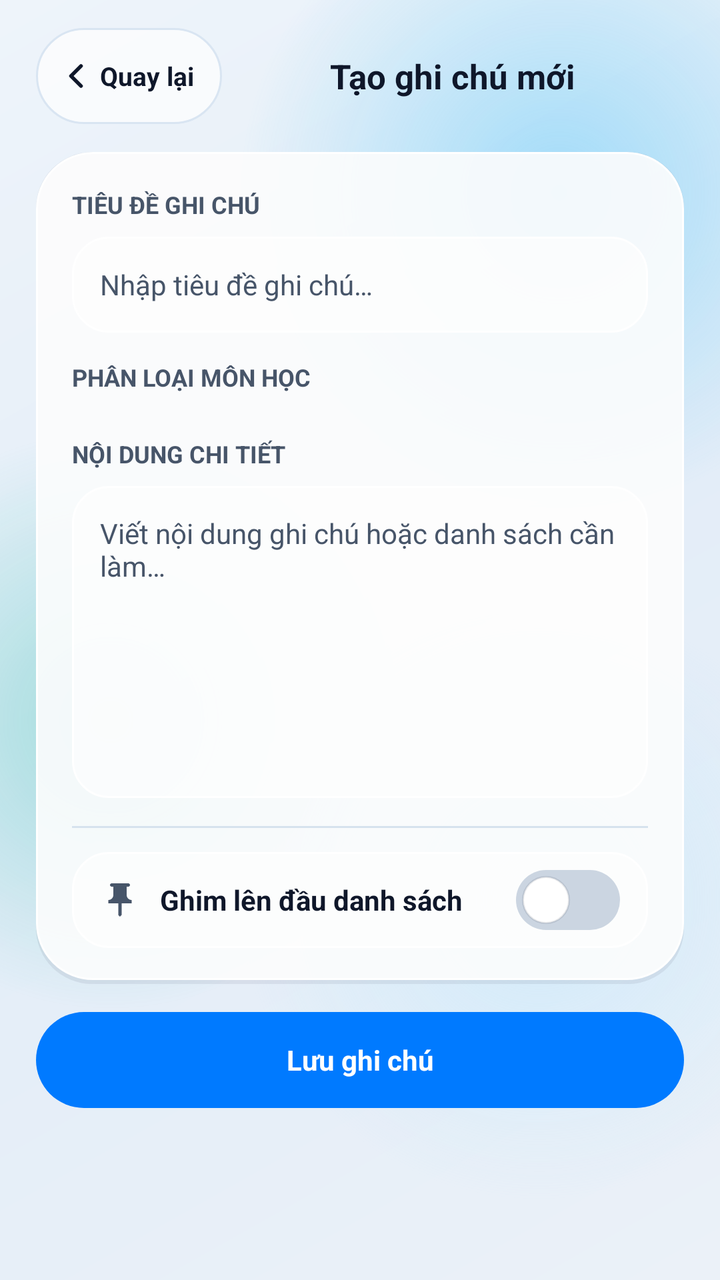
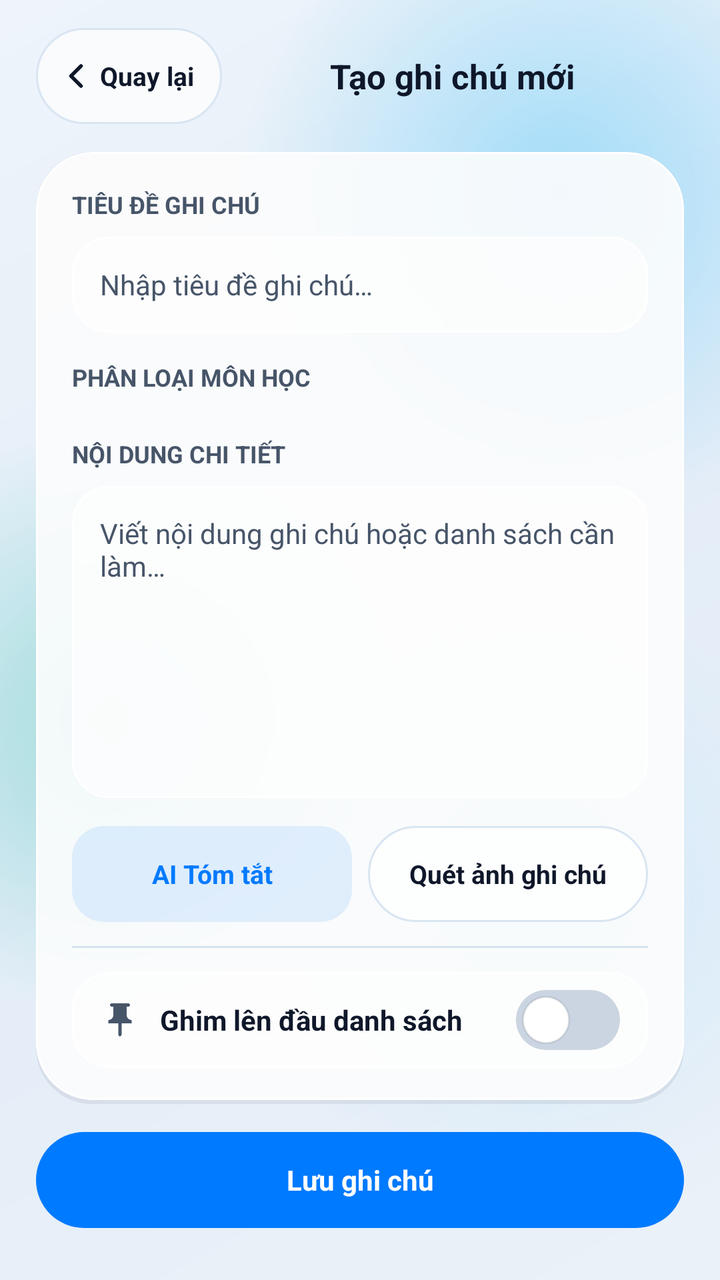

Screens rendered from an Android XML layout before and after an edit, with the pre-edit source and the edit as a unified diff.
<!-- AndroidManifest.xml: activity theme Theme.PocketKit -->
<!-- res/layout/activity_note_editor.xml -->
<?xml version="1.0" encoding="utf-8"?>
<FrameLayout xmlns:android="http://schemas.android.com/apk/res/android"
    xmlns:app="http://schemas.android.com/apk/res-auto"
    android:id="@+id/editorRoot"
    android:layout_width="match_parent"
    android:layout_height="match_parent"
    android:background="@drawable/bg_ambient_canvas">

    <FrameLayout
        android:id="@+id/ambientBackdropView"
        android:layout_width="match_parent"
        android:layout_height="match_parent">

        <include layout="@layout/layout_ambient_backdrop" />
    </FrameLayout>

    <ScrollView
        android:id="@+id/editorScrollView"
        android:layout_width="match_parent"
        android:layout_height="match_parent"
        android:clipToPadding="false"
        android:fillViewport="true"
        android:scrollbars="none">

        <LinearLayout
            android:layout_width="match_parent"
            android:layout_height="wrap_content"
            android:orientation="vertical"
            android:paddingHorizontal="@dimen/screen_padding_h"
            android:paddingTop="@dimen/screen_padding_top"
            android:paddingBottom="@dimen/editor_bottom_padding">

            <LinearLayout
                android:layout_width="match_parent"
                android:layout_height="wrap_content"
                android:layout_marginBottom="@dimen/section_gap"
                android:gravity="center_vertical"
                android:minHeight="@dimen/touch_target_min"
                android:orientation="horizontal">

                <LinearLayout
                    android:id="@+id/btnBackEditor"
                    android:layout_width="wrap_content"
                    android:layout_height="wrap_content"
                    android:background="@drawable/bg_pill_secondary"
                    android:clickable="true"
                    android:focusable="true"
                    android:gravity="center_vertical"
                    android:minHeight="@dimen/touch_target_min"
                    android:orientation="horizontal"
                    android:paddingStart="@dimen/pill_compact_padding_h"
                    android:paddingEnd="@dimen/chip_padding_h">

                    <ImageView
                        android:layout_width="@dimen/icon_size_md"
                        android:layout_height="@dimen/icon_size_md"
                        android:contentDescription="@string/editor_back"
                        android:src="@drawable/ic_back"
                        app:tint="@color/ink_primary" />

                    <TextView
                        android:layout_width="wrap_content"
                        android:layout_height="wrap_content"
                        android:layout_marginStart="@dimen/micro_gap"
                        android:text="@string/editor_back"
                        android:textColor="@color/ink_primary"
                        android:textSize="@dimen/text_size_body"
                        android:textStyle="bold" />
                </LinearLayout>

                <TextView
                    android:id="@+id/tvEditorHeader"
                    android:layout_width="0dp"
                    android:layout_height="wrap_content"
                    android:layout_marginHorizontal="@dimen/chip_gap"
                    android:layout_weight="1"
                    android:ellipsize="end"
                    android:gravity="center"
                    android:maxLines="1"
                    android:text="@string/editor_title_create"
                    android:textColor="@color/ink_primary"
                    android:textSize="@dimen/text_size_section_title"
                    android:textStyle="bold" />

                <ImageButton
                    android:id="@+id/btnDeleteNote"
                    android:layout_width="@dimen/touch_target_min"
                    android:layout_height="@dimen/touch_target_min"
                    android:background="@drawable/bg_pill_danger_soft"
                    android:clickable="true"
                    android:contentDescription="@string/editor_btn_delete"
                    android:focusable="true"
                    android:scaleType="center"
                    android:src="@drawable/ic_delete"
                    android:visibility="gone" />
            </LinearLayout>

            <LinearLayout
                android:layout_width="match_parent"
                android:layout_height="wrap_content"
                android:layout_marginBottom="@dimen/section_gap"
                android:background="@drawable/bg_glass_hero"
                android:orientation="vertical"
                android:padding="@dimen/card_padding">

                <TextView
                    android:layout_width="wrap_content"
                    android:layout_height="wrap_content"
                    android:text="@string/editor_label_title"
                    android:textColor="@color/ink_secondary"
                    android:textSize="@dimen/text_size_caption"
                    android:textStyle="bold" />

                <EditText
                    android:id="@+id/edtNoteTitle"
                    android:layout_width="match_parent"
                    android:layout_height="wrap_content"
                    android:layout_marginTop="@dimen/chip_gap"
                    android:layout_marginBottom="@dimen/section_gap"
                    android:background="@drawable/bg_glass_inner"
                    android:hint="@string/editor_hint_title"
                    android:importantForAutofill="no"
                    android:inputType="textCapSentences"
                    android:minHeight="@dimen/input_min_height"
                    android:paddingHorizontal="@dimen/chip_padding_h"
                    android:textColor="@color/ink_primary"
                    android:textColorHint="@color/ink_secondary"
                    android:textSize="@dimen/text_size_input" />

                <TextView
                    android:layout_width="wrap_content"
                    android:layout_height="wrap_content"
                    android:text="@string/editor_label_category"
                    android:textColor="@color/ink_secondary"
                    android:textSize="@dimen/text_size_caption"
                    android:textStyle="bold" />

                <HorizontalScrollView
                    android:layout_width="match_parent"
                    android:layout_height="wrap_content"
                    android:layout_marginTop="@dimen/chip_gap"
                    android:layout_marginBottom="@dimen/section_gap"
                    android:clipToPadding="false"
                    android:scrollbars="none">

                    <LinearLayout
                        android:id="@+id/layoutEditorCategories"
                        android:layout_width="wrap_content"
                        android:layout_height="wrap_content"
                        android:gravity="center_vertical"
                        android:orientation="horizontal" />
                </HorizontalScrollView>

                <TextView
                    android:layout_width="wrap_content"
                    android:layout_height="wrap_content"
                    android:text="@string/editor_label_content"
                    android:textColor="@color/ink_secondary"
                    android:textSize="@dimen/text_size_caption"
                    android:textStyle="bold" />

                <EditText
                    android:id="@+id/edtNoteContent"
                    android:layout_width="match_parent"
                    android:layout_height="wrap_content"
                    android:layout_marginTop="@dimen/chip_gap"
                    android:layout_marginBottom="@dimen/section_gap"
                    android:background="@drawable/bg_glass_inner"
                    android:gravity="top|start"
                    android:hint="@string/editor_hint_content"
                    android:importantForAutofill="no"
                    android:inputType="textMultiLine|textCapSentences"
                    android:minHeight="@dimen/editor_content_min_height"
                    android:padding="@dimen/card_padding_compact"
                    android:textColor="@color/ink_primary"
                    android:textColorHint="@color/ink_secondary"
                    android:textSize="@dimen/text_size_input" />

                <View
                    android:layout_width="match_parent"
                    android:layout_height="@dimen/hairline_height"
                    android:layout_marginBottom="@dimen/card_gap"
                    android:background="@drawable/divider_hairline" />

                <LinearLayout
                    android:id="@+id/layoutPinToggle"
                    android:layout_width="match_parent"
                    android:layout_height="wrap_content"
                    android:background="@drawable/bg_glass_inner"
                    android:clickable="true"
                    android:focusable="true"
                    android:gravity="center_vertical"
                    android:minHeight="@dimen/touch_target_min"
                    android:orientation="horizontal"
                    android:paddingHorizontal="@dimen/chip_padding_h"
                    android:paddingVertical="@dimen/chip_padding_v">

                    <ImageView
                        android:id="@+id/ivEditorPinIcon"
                        android:layout_width="@dimen/icon_size_md"
                        android:layout_height="@dimen/icon_size_md"
                        android:contentDescription="@string/note_pin_desc"
                        android:src="@drawable/ic_pin"
                        app:tint="@color/ink_secondary" />

                    <TextView
                        android:layout_width="0dp"
                        android:layout_height="wrap_content"
                        android:layout_marginStart="@dimen/dialog_button_gap"
                        android:layout_weight="1"
                        android:text="@string/editor_pin_label"
                        android:textColor="@color/ink_primary"
                        android:textSize="@dimen/text_size_input"
                        android:textStyle="bold" />

                    <FrameLayout
                        android:id="@+id/pinSwitchTrack"
                        android:layout_width="@dimen/switch_width"
                        android:layout_height="@dimen/switch_height"
                        android:layout_marginStart="@dimen/card_gap"
                        android:background="@drawable/bg_switch_track_off"
                        android:padding="@dimen/switch_padding">

                        <View
                            android:id="@+id/pinSwitchThumb"
                            android:layout_width="@dimen/switch_thumb_size"
                            android:layout_height="@dimen/switch_thumb_size"
                            android:background="@drawable/bg_switch_thumb" />
                    </FrameLayout>
                </LinearLayout>
            </LinearLayout>

            <TextView
                android:id="@+id/btnSaveNote"
                android:layout_width="match_parent"
                android:layout_height="wrap_content"
                android:background="@drawable/bg_pill_primary"
                android:clickable="true"
                android:focusable="true"
                android:gravity="center"
                android:minHeight="@dimen/touch_target_min"
                android:text="@string/editor_btn_save"
                android:textColor="@color/white"
                android:textSize="@dimen/text_size_input"
                android:textStyle="bold" />
        </LinearLayout>
    </ScrollView>
</FrameLayout>
<!-- res/layout/layout_ambient_backdrop.xml (included above) -->
<?xml version="1.0" encoding="utf-8"?>
<merge xmlns:android="http://schemas.android.com/apk/res/android">

    <View
        android:layout_width="@dimen/orb_sky_size"
        android:layout_height="@dimen/orb_sky_size"
        android:layout_gravity="top|end"
        android:layout_marginTop="@dimen/orb_sky_top_margin"
        android:layout_marginEnd="@dimen/orb_sky_end_margin"
        android:background="@drawable/bg_orb_sky" />

    <View
        android:layout_width="@dimen/orb_mint_size"
        android:layout_height="@dimen/orb_mint_size"
        android:layout_gravity="center_vertical|start"
        android:layout_marginStart="@dimen/orb_mint_start_margin"
        android:layout_marginTop="@dimen/orb_offset_v"
        android:background="@drawable/bg_orb_mint" />

    <View
        android:layout_width="@dimen/orb_ice_size"
        android:layout_height="@dimen/orb_ice_size"
        android:layout_gravity="bottom|end"
        android:layout_marginEnd="@dimen/orb_ice_end_margin"
        android:layout_marginBottom="@dimen/orb_offset_v"
        android:background="@drawable/bg_orb_ice" />
</merge>
<!-- resources referenced by this layout -->
<resources>
  <color name="ink_primary">#FF0F172A</color>
  <color name="ink_secondary">#FF475569</color>
  <color name="white">#FFFFFFFF</color>
  <dimen name="card_gap">12dp</dimen>
  <dimen name="card_padding">18dp</dimen>
  <dimen name="card_padding_compact">14dp</dimen>
  <dimen name="chip_gap">8dp</dimen>
  <dimen name="chip_padding_h">14dp</dimen>
  <dimen name="chip_padding_v">8dp</dimen>
  <dimen name="dialog_button_gap">10dp</dimen>
  <dimen name="editor_bottom_padding">40dp</dimen>
  <dimen name="editor_content_min_height">156dp</dimen>
  <dimen name="hairline_height">1dp</dimen>
  <dimen name="icon_size_md">20dp</dimen>
  <dimen name="input_min_height">48dp</dimen>
  <dimen name="micro_gap">2dp</dimen>
  <dimen name="orb_ice_end_margin">-60dp</dimen>
  <dimen name="orb_ice_size">300dp</dimen>
  <dimen name="orb_mint_size">290dp</dimen>
  <dimen name="orb_mint_start_margin">-90dp</dimen>
  <dimen name="orb_offset_v">40dp</dimen>
  <dimen name="orb_sky_end_margin">-80dp</dimen>
  <dimen name="orb_sky_size">320dp</dimen>
  <dimen name="orb_sky_top_margin">-64dp</dimen>
  <dimen name="pill_compact_padding_h">10dp</dimen>
  <dimen name="screen_padding_h">18dp</dimen>
  <dimen name="screen_padding_top">14dp</dimen>
  <dimen name="section_gap">14dp</dimen>
  <dimen name="switch_height">30dp</dimen>
  <dimen name="switch_padding">3dp</dimen>
  <dimen name="switch_thumb_size">24dp</dimen>
  <dimen name="switch_width">52dp</dimen>
  <dimen name="text_size_body">13sp</dimen>
  <dimen name="text_size_caption">12sp</dimen>
  <dimen name="text_size_input">14sp</dimen>
  <dimen name="text_size_section_title">17sp</dimen>
  <dimen name="touch_target_min">48dp</dimen>
  <string name="editor_back">Quay lại</string>
  <string name="editor_btn_delete">Xóa ghi chú này</string>
  <string name="editor_btn_save">Lưu ghi chú</string>
  <string name="editor_hint_content">Viết nội dung ghi chú hoặc danh sách cần làm…</string>
  <string name="editor_hint_title">Nhập tiêu đề ghi chú…</string>
  <string name="editor_label_category">PHÂN LOẠI MÔN HỌC</string>
  <string name="editor_label_content">NỘI DUNG CHI TIẾT</string>
  <string name="editor_label_title">TIÊU ĐỀ GHI CHÚ</string>
  <string name="editor_pin_label">Ghim lên đầu danh sách</string>
  <string name="editor_title_create">Tạo ghi chú mới</string>
  <string name="note_pin_desc">Ghi chú đã ghim</string>
  <color name="frost_canvas_top">#FFEBF1F8</color>
  <color name="frost_canvas_mid">#FFE3EDF8</color>
  <color name="frost_canvas_bottom">#FFEEF4FA</color>
  <color name="glass_stroke_hero">#120F172A</color>
  <color name="glass_hero_fill">#E0FFFFFF</color>
  <color name="glass_rim_bright">#FFFFFFFF</color>
  <color name="glass_inner_fill">#9EFFFFFF</color>
  <color name="orb_ice">#7ABAE6FD</color>
  <color name="orb_ice_edge">#00BAE6FD</color>
  <color name="orb_mint">#5214B8A6</color>
  <color name="orb_mint_edge">#0014B8A6</color>
  <color name="orb_sky">#6638BDF8</color>
  <color name="orb_sky_edge">#0038BDF8</color>
  <color name="accent_danger_soft">#1ADC2626</color>
  <color name="accent_danger_border">#33DC2626</color>
  <color name="accent_sapphire">#FF007AFF</color>
  <color name="chip_neutral_fill">#B8FFFFFF</color>
  <color name="glass_rim_soft">#FFD9E5F2</color>
  <color name="glass_stroke_switch_thumb">#1A0F172A</color>
  <color name="switch_track_off">#FFCBD5E1</color>
  <color name="glass_divider">#FFD6E2EE</color>
  <color name="accent_danger">#FFDC2626</color>
  <!-- unchanged entries left out for length: 17 -->
</resources>

<!-- the commit's change to res/layout/activity_note_editor.xml (unified diff, before → after) -->
@@ -175,6 +175,45 @@
                     android:textColor="@color/ink_primary"
                     android:textColorHint="@color/ink_secondary"
                     android:textSize="@dimen/text_size_input" />
+
+                <LinearLayout
+                    android:layout_width="match_parent"
+                    android:layout_height="wrap_content"
+                    android:layout_marginBottom="@dimen/card_gap"
+                    android:baselineAligned="false"
+                    android:orientation="horizontal">
+
+                    <TextView
+                        android:id="@+id/btnAiSummarizeText"
+                        android:layout_width="0dp"
+                        android:layout_height="wrap_content"
+                        android:layout_weight="1"
+                        android:background="@drawable/bg_pill_accent_soft"
+                        android:clickable="true"
+                        android:focusable="true"
+                        android:gravity="center"
+                        android:minHeight="@dimen/touch_target_min"
+                        android:text="@string/editor_ai_btn_summarize"
+                        android:textColor="@color/accent_sapphire"
+                        android:textSize="@dimen/text_size_body"
+                        android:textStyle="bold" />
+
+                    <TextView
+                        android:id="@+id/btnAiSummarizeImage"
+                        android:layout_width="0dp"
+                        android:layout_height="wrap_content"
+                        android:layout_marginStart="@dimen/chip_gap"
+                        android:layout_weight="1"
+                        android:background="@drawable/bg_pill_secondary"
+                        android:clickable="true"
+                        android:focusable="true"
+                        android:gravity="center"
+                        android:minHeight="@dimen/touch_target_min"
+                        android:text="@string/editor_ai_btn_scan_image"
+                        android:textColor="@color/ink_primary"
+                        android:textSize="@dimen/text_size_body"
+                        android:textStyle="bold" />
+                </LinearLayout>
 
                 <View
                     android:layout_width="match_parent"
<!-- resource entries referenced after the edit -->
@@ -37,6 +37,15 @@
   <dimen name="text_size_input">14sp</dimen>
   <dimen name="text_size_section_title">17sp</dimen>
   <dimen name="touch_target_min">48dp</dimen>
+  <!-- drawable bg_pill_accent_soft (drawable) -->
+  <?xml version="1.0" encoding="utf-8"?>
+  <shape xmlns:android="http://schemas.android.com/apk/res/android"
+      android:shape="rectangle">
+      <solid android:color="@color/accent_sapphire_soft" />
+      <corners android:radius="16dp" />
+  </shape>
+  <string name="editor_ai_btn_scan_image">Quét ảnh ghi chú</string>
+  <string name="editor_ai_btn_summarize">AI Tóm tắt</string>
   <string name="editor_back">Quay lại</string>
   <string name="editor_btn_delete">Xóa ghi chú này</string>
   <string name="editor_btn_save">Lưu ghi chú</string>
@@ -61,6 +70,7 @@
   <color name="orb_mint_edge">#0014B8A6</color>
   <color name="orb_sky">#6638BDF8</color>
   <color name="orb_sky_edge">#0038BDF8</color>
+  <color name="accent_sapphire_soft">#1A007AFF</color>
   <color name="accent_danger_soft">#1ADC2626</color>
   <color name="accent_danger_border">#33DC2626</color>
   <color name="accent_sapphire">#FF007AFF</color>
